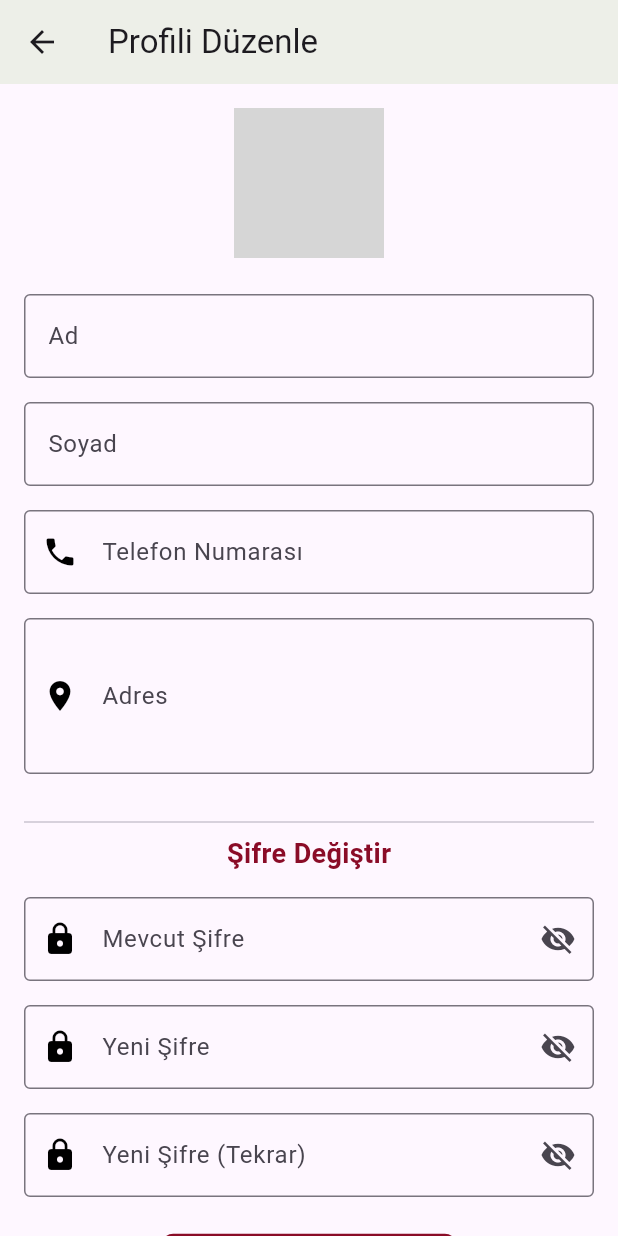
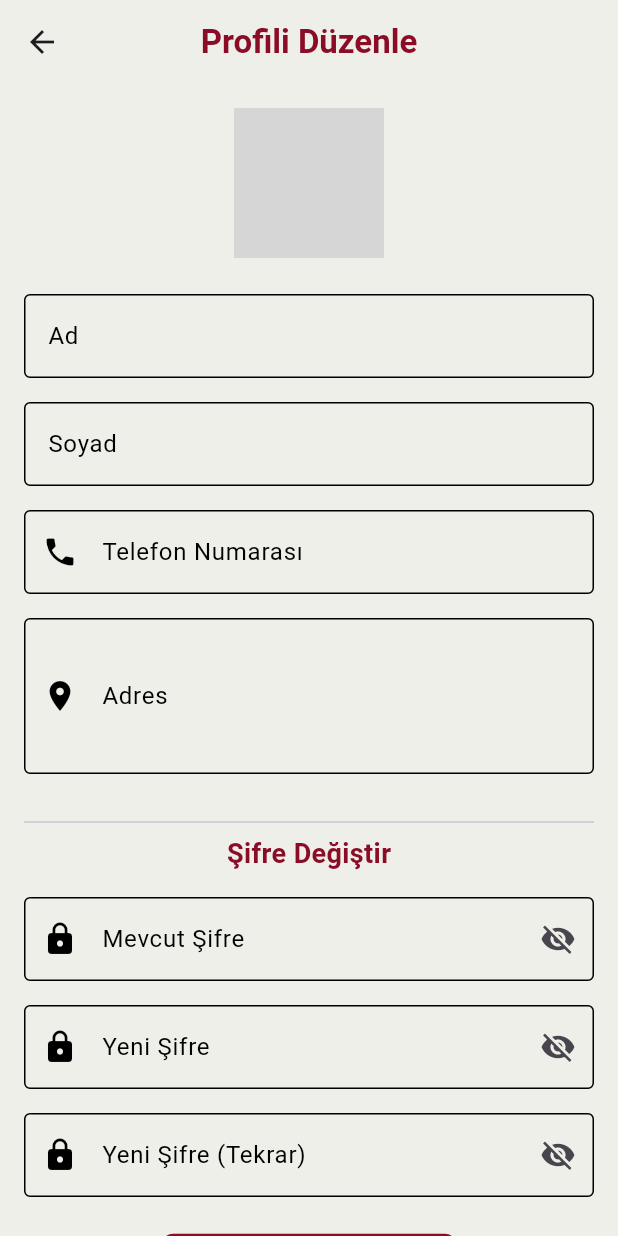
Before and after one commit to Bullitt08/kolaylokmamobil, a Flutter app: the EditProfilePage screen opened directly with empty values, on a phone screen of 412 x 824 dp. Run offline on Flutter 3.47's test engine with Material 3 defaults, Android fonts, the phone set to English and light mode, and no system bars; our stand-ins replace flutter_map, geolocator, image_picker, latlong2, supabase_flutter; accounts and stored records are empty; network calls fail; grey boxes are pictures that could not be loaded.

Commit message:
Tasarım değişikliği ve gereksiz kodların temizliği
Editprofilepage de ki Textformfield’ların hepsi widgetlara göre düzenlenildi.
Logo ortaya alındı.
Zoom in , Zoom out tasarım değiştirildi.
Customtextformfield widgetı tekrar düzenlenildi.
Restoran yönetimi ve Menu management sayfası düzenlenildi.

```diff
--- a/lib/customs/customtextformfield.dart
+++ b/lib/customs/customtextformfield.dart
@@ -2,14 +2,17 @@ import 'package:flutter/material.dart';
 
 class CustomTextFormField extends StatelessWidget {
   final TextEditingController controller;
-  final String labelText;
+  final String? labelText;
   final String? hintText;
   final Widget? prefixIcon;
-  final Widget? suffixIcon; // Yeni eklendi
+  final Widget? suffixIcon;
   final TextInputType? keyboardType;
-  final bool obscureText; // Şifre gizleme desteği
+  final bool obscureText;
   final String? Function(String?)? validator;
   final Color borderColor;
+  final int? maxLines;
+  final Color hintTextColor;
+  final Color floatingLabelColor; // Yeni parametre eklendi
 
   const CustomTextFormField({
     Key? key,
@@ -17,11 +20,14 @@ class CustomTextFormField extends StatelessWidget {
     required this.labelText,
     this.hintText,
     this.prefixIcon,
-    this.suffixIcon, // Yeni eklendi
+    this.suffixIcon,
     this.keyboardType,
-    this.obscureText = false, // Varsayılan olarak false
+    this.obscureText = false,
     this.validator,
     this.borderColor = Colors.black,
+    this.maxLines,
+    this.hintTextColor = Colors.grey,
+    this.floatingLabelColor = const Color(0xFF8A0C27),
   }) : super(key: key);
 
   @override
@@ -29,12 +35,16 @@ class CustomTextFormField extends StatelessWidget {
     return TextFormField(
       controller: controller,
       keyboardType: keyboardType,
-      obscureText: obscureText, // Şifre gizleme işlemi
+      obscureText: obscureText,
+      maxLines: obscureText ? 1 : maxLines,
       decoration: InputDecoration(
         labelText: labelText,
+        labelStyle: TextStyle(color: borderColor),
+        floatingLabelStyle: TextStyle(color: floatingLabelColor),
         hintText: hintText,
+        hintStyle: TextStyle(color: hintTextColor),
         prefixIcon: prefixIcon,
-        suffixIcon: suffixIcon, // Yeni eklendi
+        suffixIcon: suffixIcon,
         border: const OutlineInputBorder(
           borderRadius: BorderRadius.all(Radius.circular(8.0)),
         ),
@@ -42,7 +52,7 @@ class CustomTextFormField extends StatelessWidget {
           borderSide: BorderSide(color: borderColor),
         ),
         focusedBorder: OutlineInputBorder(
-          borderSide: BorderSide(color: const Color(0xFF8A0C27)),
+          borderSide: BorderSide(color: floatingLabelColor),
         ),
       ),
       validator: validator,
--- a/lib/screens/edit_profile_page.dart
+++ b/lib/screens/edit_profile_page.dart
@@ -2,6 +2,7 @@ import 'package:flutter/material.dart';
 import 'package:image_picker/image_picker.dart';
 import 'package:kolaylokma/customs/custombutton.dart';
 import 'package:kolaylokma/customs/customicon.dart';
+import 'package:kolaylokma/customs/customtextformfield.dart';
 import '../models/user_model.dart';
 import '../services/database_service.dart';
 
@@ -231,13 +232,22 @@ class _EditProfilePageState extends State<EditProfilePage> {
     );
   }
 
+
   @override
   Widget build(BuildContext context) {
     return Scaffold(
       appBar: AppBar(
-        title: const Text('Profili Düzenle'),
+        title: const Text(
+          'Profili Düzenle',
+          style: TextStyle(
+            color: Color(0xFF8A0C27),
+            fontWeight: FontWeight.bold,
+          ),
+        ),
+        centerTitle: true,
         backgroundColor: Color(0xFFEDEFE8),
       ),
+      backgroundColor: Color(0xFFEDEFE8),
       body: _isLoading
           ? const Center(child: CircularProgressIndicator())
           : SingleChildScrollView(
@@ -248,12 +258,10 @@ class _EditProfilePageState extends State<EditProfilePage> {
                   children: [
                     _buildProfileImage(),
                     const SizedBox(height: 24),
-                    TextFormField(
+
+                    CustomTextFormField(
                         controller: _nameController,
-                      decoration: const InputDecoration(
                         labelText: 'Ad',
-                        border: OutlineInputBorder(),
-                      ),
                       validator: (value) {
                         if (value == null || value.isEmpty) {
                           return 'Lütfen adınızı girin';
@@ -262,12 +270,9 @@ class _EditProfilePageState extends State<EditProfilePage> {
                       },
                     ),
                     const SizedBox(height: 16),
-                    TextFormField(
+                    CustomTextFormField(
                       controller: _surnameController,
-                      decoration: const InputDecoration(
                       labelText: 'Soyad',
-                        border: OutlineInputBorder(),
-                      ),
                       validator: (value) {
                         if (value == null || value.isEmpty) {
                           return 'Lütfen soyadınızı girin';
@@ -276,23 +281,17 @@ class _EditProfilePageState extends State<EditProfilePage> {
                       },
                     ),
                     const SizedBox(height: 16),
-                    TextFormField(
+                    CustomTextFormField(
                       controller: _phoneController,
-                      decoration: const InputDecoration(
                       labelText: 'Telefon Numarası',
-                        border: OutlineInputBorder(),
-                        prefixIcon: CustomIcon(iconData: Icons.phone,),
-                      ),
                       keyboardType: TextInputType.phone,
+                      prefixIcon: const CustomIcon(iconData: Icons.phone),
                     ),
                     const SizedBox(height: 16),
-                    TextFormField(
+                    CustomTextFormField(
                       controller: _addressController,
-                      decoration: const InputDecoration(
                       labelText: 'Adres',
-                        prefixIcon: CustomIcon(iconData: Icons.location_on,),
-                        border: OutlineInputBorder(),
-                      ),
+                      prefixIcon: const CustomIcon(iconData: Icons.location_on),
                       maxLines: 3,
                     ),
                     const SizedBox(height: 24),
@@ -306,25 +305,21 @@ class _EditProfilePageState extends State<EditProfilePage> {
                       ),
                     ),
                     const SizedBox(height: 16),
-                    TextFormField(
+                    CustomTextFormField(
                       controller: _currentPasswordController,
-                      decoration: InputDecoration(
                       labelText: 'Mevcut Şifre',
-                        prefixIcon: CustomIcon(iconData: Icons.lock,),
-                        border: const OutlineInputBorder(),
+                      prefixIcon: const CustomIcon(iconData: Icons.lock),
+                      obscureText: _obscureCurrentPassword,
                       suffixIcon: IconButton(
                         icon: Icon(_obscureCurrentPassword
                             ? Icons.visibility_off
                             : Icons.visibility),
                         onPressed: () {
                           setState(() {
-                              _obscureCurrentPassword =
-                                  !_obscureCurrentPassword;
+                            _obscureCurrentPassword = !_obscureCurrentPassword;
                           });
                         },
                       ),
-                      ),
-                      obscureText: _obscureCurrentPassword,
                       validator: (value) {
                         if (value != null && value.isNotEmpty) {
                           if (_newPasswordController.text.isEmpty) {
@@ -335,12 +330,11 @@ class _EditProfilePageState extends State<EditProfilePage> {
                       },
                     ),
                     const SizedBox(height: 16),
-                    TextFormField(
+                    CustomTextFormField(
                       controller: _newPasswordController,
-                      decoration: InputDecoration(
                       labelText: 'Yeni Şifre',
-                        prefixIcon: CustomIcon(iconData: Icons.lock,),
-                        border: const OutlineInputBorder(),
+                      prefixIcon: const CustomIcon(iconData: Icons.lock),
+                      obscureText: _obscureNewPassword,
                       suffixIcon: IconButton(
                         icon: Icon(_obscureNewPassword
                             ? Icons.visibility_off
@@ -351,8 +345,6 @@ class _EditProfilePageState extends State<EditProfilePage> {
                           });
                         },
                       ),
-                      ),
-                      obscureText: _obscureNewPassword,
                       validator: (value) {
                         if (value != null && value.isNotEmpty) {
                           if (value.length < 6) {
@@ -366,25 +358,21 @@ class _EditProfilePageState extends State<EditProfilePage> {
                       },
                     ),
                     const SizedBox(height: 16),
-                    TextFormField(
+                    CustomTextFormField(
                       controller: _confirmPasswordController,
-                      decoration: InputDecoration(
                       labelText: 'Yeni Şifre (Tekrar)',
-                        prefixIcon: CustomIcon(iconData: Icons.lock,),
-                        border: const OutlineInputBorder(),
+                      prefixIcon: const CustomIcon(iconData: Icons.lock),
+                      obscureText: _obscureConfirmPassword,
                       suffixIcon: IconButton(
                         icon: Icon(_obscureConfirmPassword
                             ? Icons.visibility_off
                             : Icons.visibility),
                         onPressed: () {
                           setState(() {
-                              _obscureConfirmPassword =
-                                  !_obscureConfirmPassword;
+                            _obscureConfirmPassword = !_obscureConfirmPassword;
                           });
                         },
                       ),
-                      ),
-                      obscureText: _obscureConfirmPassword,
                       validator: (value) {
                         if (_newPasswordController.text.isNotEmpty) {
                           if (value == null || value.isEmpty) {
--- a/lib/screens/login_page.dart
+++ b/lib/screens/login_page.dart
@@ -96,7 +96,7 @@ class _LoginPageState extends State<LoginPage> {
           'web/icons/logo.png',
           height: 40,
         ),
-        elevation: 0,
+        centerTitle: true,
       ),
       body: Stack(
         children: [
```
Also changed, not shown: lib/main.dart (+25 -12 lines), lib/screens/admin_panel.dart (+83 -41 lines), lib/screens/home_page.dart (+15 -5 lines), lib/screens/menu_management_screen.dart (+80 -18 lines). Lines whose indentation alone changed are shown as unchanged.
